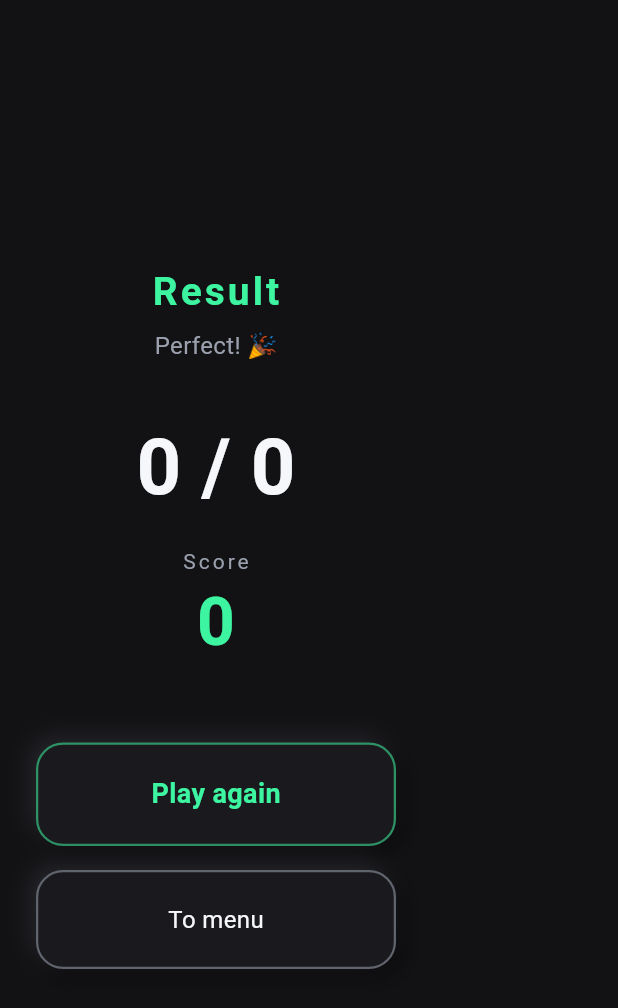
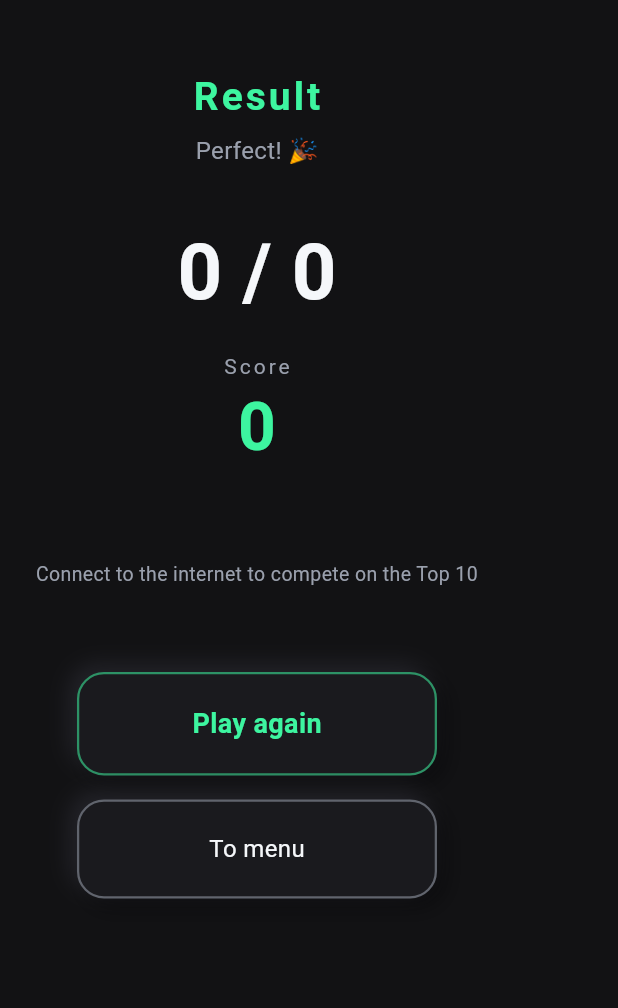
Before and after one commit to mindaugas1dirzius-ai/myn, a Flutter app: the ResultScreen screen opened directly with empty values, on a phone screen of 412 x 824 dp. Shown: the top 1008 px of the screen. Run offline on Flutter 3.47's test engine with Material 3 defaults, Android fonts, the phone set to English and light mode, and no system bars; our stand-ins replace cloud_firestore, cloud_functions, firebase_auth, firebase_core; missing offline and left inert: firebase_app_check; accounts and stored records are empty; network calls fail; statements that could not run were skipped.

Commit message:
feat(K): Top 10 leaderboard (real-time Firestore, real schema + index)
- leaderboard_api.dart: stream top10 from 'leaderboard' collection
  (where mode == X, orderBy score desc, limit 10) - real server schema (uid/mode/score)
- leaderboard_screen.dart: neumorphic Top 10, offline shows connect-prompt
  (skips Firestore reads), loading/error/empty states, localized
- wired into result_screen (online flag passed from game_screen source)
- firestore.indexes.json: composite index (mode ASC + score DESC) deployed via CLI
  (no manual console clicking - infra as code)
- analyze clean, 7 tests pass

```diff
--- a/math_game/lib/l10n/app_strings.dart
+++ b/math_game/lib/l10n/app_strings.dart
@@ -48,4 +48,14 @@ class AppStrings {
   String get ratingGood => _pick('Puiku!', 'Great!');
   String get ratingOk => _pick('Neblogai', 'Not bad');
   String get ratingTryAgain => _pick('Bandyk dar', 'Try again');
+
+  // --- Lyderių lentelė ---
+  String get leaderboardTitle => _pick('Top 10', 'Top 10');
+  String get leaderboardEmpty =>
+      _pick('Dar nėra rezultatų — būk pirmas!', 'No scores yet — be the first!');
+  String get leaderboardError =>
+      _pick('Nepavyko įkelti lentelės', 'Could not load leaderboard');
+  String get leaderboardOffline => _pick(
+      'Prisijunk prie tinklo, kad varžytumeisi Top 10 lentelėje',
+      'Connect to the internet to compete on the Top 10');
 }
--- a/math_game/lib/screens/game_screen.dart
+++ b/math_game/lib/screens/game_screen.dart
@@ -94,7 +94,8 @@ class _GameScreenState extends State<GameScreen>
             modeId: widget.modeId,
             correct: _game.correctCount,
             total: _game.total,
-            score: serverScore ?? _game.score, // serverio oficialus arba kosmetinis
+            score: serverScore ?? _game.score,
+            online: _game.source == Source.server,
           ),
         ),
       );
--- /dev/null
+++ b/math_game/lib/screens/leaderboard_screen.dart
@@ -0,0 +1,98 @@
+import 'package:flutter/material.dart';
+import '../l10n/app_strings.dart';
+import '../services/leaderboard_api.dart';
+import '../theme/app_theme.dart';
+
+/// K: Top 10 lyderių lentelė konkrečiam režimui (realaus laiko per Firestore).
+/// Rodoma rezultatų ekrane. Offline — nerodoma (taupom resursus).
+class LeaderboardView extends StatelessWidget {
+  final String mode;
+  final Color accent;
+  final bool online; // ar žaista prisijungus (server režimas)
+
+  const LeaderboardView({
+    super.key,
+    required this.mode,
+    required this.accent,
+    required this.online,
+  });
+
+  @override
+  Widget build(BuildContext context) {
+    final s = AppStrings.of(context);
+
+    // Offline: netraukiam Firestore, rodom blausų kvietimą prisijungti.
+    if (!online) {
+      return Padding(
+        padding: const EdgeInsets.symmetric(vertical: 24),
+        child: Text(
+          s.leaderboardOffline,
+          textAlign: TextAlign.center,
+          style: const TextStyle(color: AppColors.textSecondary, fontSize: 13),
+        ),
+      );
+    }
+
+    return StreamBuilder<List<LeaderboardEntry>>(
+      stream: LeaderboardApi.top10(mode),
+      builder: (context, snapshot) {
+        if (snapshot.connectionState == ConnectionState.waiting) {
+          return Padding(
+            padding: const EdgeInsets.all(16),
+            child: CircularProgressIndicator(color: accent),
+          );
+        }
+        if (snapshot.hasError) {
+          return Padding(
+            padding: const EdgeInsets.all(16),
+            child: Text(s.leaderboardError,
+                style: const TextStyle(color: AppColors.textSecondary)),
+          );
+        }
+        final entries = snapshot.data ?? const [];
+        if (entries.isEmpty) {
+          return Padding(
+            padding: const EdgeInsets.all(16),
+            child: Text(s.leaderboardEmpty,
+                style: const TextStyle(color: AppColors.textSecondary)),
+          );
+        }
+        return Column(
+          mainAxisSize: MainAxisSize.min,
+          children: [
+            Text(s.leaderboardTitle,
+                style: TextStyle(
+                    color: accent, fontSize: 16, fontWeight: FontWeight.bold)),
+            const SizedBox(height: 12),
+            for (var i = 0; i < entries.length; i++)
+              _row(i + 1, entries[i]),
+          ],
+        );
+      },
+    );
+  }
+
+  Widget _row(int rank, LeaderboardEntry e) {
+    return Padding(
+      padding: const EdgeInsets.symmetric(vertical: 4, horizontal: 8),
+      child: Row(
+        children: [
+          SizedBox(
+            width: 28,
+            child: Text('$rank.',
+                style: TextStyle(color: accent, fontWeight: FontWeight.bold)),
+          ),
+          Expanded(
+            child: Text(e.username,
+                maxLines: 1,
+                overflow: TextOverflow.ellipsis,
+                style: const TextStyle(color: AppColors.textPrimary)),
+          ),
+          Text('${e.score}',
+              style: const TextStyle(
+                  color: AppColors.textPrimary, fontWeight: FontWeight.bold)),
+        ],
+      ),
+    );
+  }
+}
--- a/math_game/lib/screens/result_screen.dart
+++ b/math_game/lib/screens/result_screen.dart
@@ -4,6 +4,7 @@ import '../models/game_mode.dart';
 import '../theme/app_theme.dart';
 import '../widgets/neumorphic_button.dart';
 import 'game_screen.dart';
+import 'leaderboard_screen.dart';
 
 /// G5: rezultatų ekranas po 10 klausimų (švelnus modelis — visada pasiekiamas).
 /// Taškai ČIA — kosmetiniai (oficialius J žingsnyje patvirtins serveris).
@@ -14,6 +15,7 @@ class ResultScreen extends StatelessWidget {
   final int correct;
   final int total;
   final int score;
+  final bool online; // ar žaista prisijungus (rodyti Top 10?)
 
   const ResultScreen({
     super.key,
@@ -23,6 +25,7 @@ class ResultScreen extends StatelessWidget {
     required this.correct,
     required this.total,
     required this.score,
+    this.online = false,
   });
 
   @override
@@ -32,11 +35,12 @@ class ResultScreen extends StatelessWidget {
 
     return Scaffold(
       body: SafeArea(
-        child: Padding(
+        child: SingleChildScrollView(
           padding: const EdgeInsets.all(24),
           child: Column(
             mainAxisAlignment: MainAxisAlignment.center,
             children: [
+              const SizedBox(height: 24),
               Text(
                 s.resultTitle,
                 style: Theme.of(context).textTheme.headlineLarge?.copyWith(
@@ -73,7 +77,12 @@ class ResultScreen extends StatelessWidget {
                 ),
               ),
 
-              const SizedBox(height: 48),
+              const SizedBox(height: 32),
+
+              // Top 10 lentelė (tik online; offline — kvietimas prisijungti)
+              LeaderboardView(mode: modeId, accent: accent, online: online),
+
+              const SizedBox(height: 32),
 
               // Žaisti dar — to paties režimo
               SizedBox(
--- /dev/null
+++ b/math_game/lib/services/leaderboard_api.dart
@@ -0,0 +1,35 @@
+import 'package:cloud_firestore/cloud_firestore.dart';
+
+/// Vienas Top 10 lentelės įrašas (atitinka serverio `leaderboard` struktūrą:
+/// dokumentas {uid}_{mode} su laukais uid/username/mode/score/timestamp).
+class LeaderboardEntry {
+  final String username;
+  final int score;
+
+  const LeaderboardEntry({required this.username, required this.score});
+
+  factory LeaderboardEntry.fromDoc(Map<String, dynamic> data) {
+    return LeaderboardEntry(
+      username: data['username'] as String? ?? 'Žaidėjas',
+      score: (data['score'] as num?)?.toInt() ?? 0,
+    );
+  }
+}
+
+/// Top 10 skaitymas iš Firestore. Rašo TIK serveris — klientas tik skaito
+/// (Security Rules: leaderboard read if auth, write if false).
+class LeaderboardApi {
+  LeaderboardApi._();
+
+  /// Top 10 įrašų konkrečiam režimui (pvz. "mul_sunkus"), nuo didžiausio.
+  static Stream<List<LeaderboardEntry>> top10(String mode) {
+    return FirebaseFirestore.instance
+        .collection('leaderboard')
+        .where('mode', isEqualTo: mode)
+        .orderBy('score', descending: true)
+        .limit(10)
+        .snapshots()
+        .map((snap) =>
+            snap.docs.map((d) => LeaderboardEntry.fromDoc(d.data())).toList());
+  }
+}
```
Also changed, not shown: phase2_backend/firestore.indexes.json (added, +13 -0 lines), phase2_backend/firebase.json.
